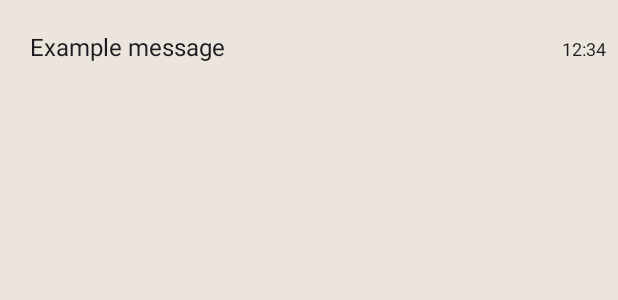
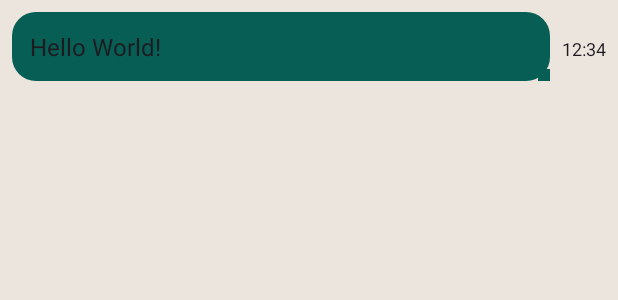
Before and after one commit to croonenberg/PhoneForFilm, an Android app: the layout item_message.xml on its own in the app's theme, with its tools: preview values and no code run, on a phone screen of 412 x 824 dp. Shown: the top 300 px of the screen. Run offline under Robolectric (Android 15) with nearby library versions, the phone set to English and light mode, and no system bars.

Commit message:
v19.4.0 chat werkt bijna

```diff
--- a/app/src/main/res/layout/item_message.xml
+++ b/app/src/main/res/layout/item_message.xml
@@ -10,26 +10,27 @@
         android:layout_width="match_parent"
         android:layout_height="wrap_content"
         android:orientation="horizontal"
-        android:padding="8dp">
+        android:padding="8dp"
+        android:layoutDirection="ltr">
 
         <TextView
             android:id="@+id/tvMessage"
             android:layout_width="0dp"
             android:layout_height="wrap_content"
             android:layout_weight="1"
-            android:background="@drawable/chat_bubble_received"
+            android:background="@drawable/chat_bubble_sent"
             android:text="@{message.text}"
             android:textColor="?attr/colorOnSurface"
             android:textSize="16sp"
             android:padding="12dp"
-            tools:text="Example message" />
+            tools:text="Hello World!" />
 
         <TextView
             android:id="@+id/tvTimestamp"
             android:layout_width="wrap_content"
             android:layout_height="wrap_content"
             android:layout_marginStart="8dp"
-            android:text=""
+            android:text="12:34"
             android:textColor="?attr/colorOnSurface"
             android:textSize="12sp"
             tools:text="12:34" />
```
Also changed, not shown: app/src/main/java/com/example/phoneforfilm/adapter/MessageAdapter.kt (+11 -2 lines).
